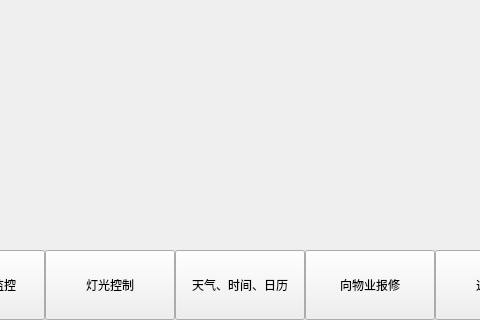
Before: the Qt Designer form QtProject/maininterface.ui in LiuChuXuan/gec6818_arm_demo, drawn with Qt 5; both pictures show x 235 to 715 and y 160 to 480 of the 800 by 480 pixel window.
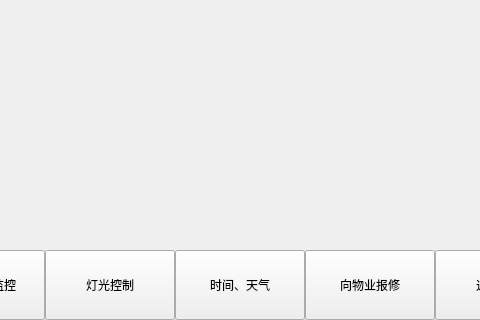
After: the same form once the commit is applied.

Diff of the .ui file:
```diff
--- a/QtProject/maininterface.ui
+++ b/QtProject/maininterface.ui
@@ -49,7 +49,7 @@
     </rect>
    </property>
    <property name="text">
-    <string>天气、时间、日历</string>
+    <string>时间、天气</string>
    </property>
   </widget>
   <widget class="QLabel" name="autoAdvertisement">
```
